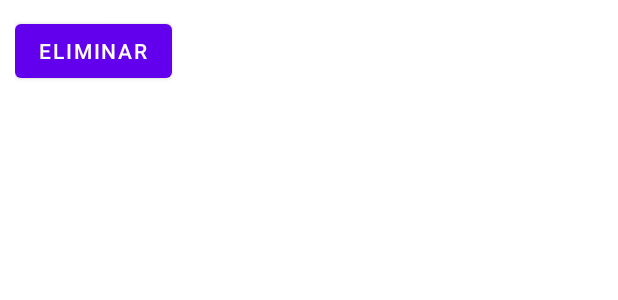
After one commit to Villarley/Desarrollo-23, an Android app: the layout disenoquesereplica.xml on its own in the app's theme, with its tools: preview values and no code run, on a phone screen of 412 x 824 dp. The commit adds this screen. Shown: the top 300 px of the screen. Run offline under Robolectric (Android 15) with nearby library versions, the phone set to English and light mode, and no system bars.

Commit message:
anadido proyecto

```diff
--- a/androidstudio/app/src/main/AndroidManifest.xml
+++ b/androidstudio/app/src/main/AndroidManifest.xml
@@ -25,6 +25,7 @@
                 android:name="android.app.lib_name"
                 android:value="" />
         </activity>
+        <activity android:name="com.example.mifirstapp.segundapantalla" />
     </application>
 
 </manifest>
--- /dev/null
+++ b/androidstudio/app/src/main/res/layout/disenoquesereplica.xml
@@ -0,0 +1,62 @@
+<?xml version="1.0" encoding="utf-8"?>
+<RelativeLayout xmlns:android="http://schemas.android.com/apk/res/android"
+xmlns:tools="http://schemas.android.com/tools"
+    android:orientation="vertical"
+    android:layout_width="match_parent"
+    android:layout_height="wrap_content"
+    android:layout_margin="10dp">
+
+
+
+<TextView
+android:id="@+id/operando1"
+android:layout_width="wrap_content"
+android:layout_height="wrap_content"
+android:textSize="15sp"
+android:layout_alignParentTop="true"
+
+    />
+<TextView
+android:id="@+id/operando2"
+android:layout_width="wrap_content"
+android:layout_height="wrap_content"
+android:textSize="15sp"
+
+android:layout_toRightOf="@+id/operando1"
+
+    />
+
+<TextView
+android:id="@+id/respuesta"
+android:layout_width="wrap_content"
+android:layout_height="wrap_content"
+android:textSize="15sp"
+
+android:layout_toRightOf="@+id/operando2"
+
+    />
+<TextView
+android:id="@+id/operacion"
+android:layout_width="wrap_content"
+android:layout_height="wrap_content"
+android:textSize="15sp"
+
+android:layout_toRightOf="@+id/respuesta"
+
+    />
+
+    <Button
+        android:id="@+id/btnelimina"
+        android:layout_width="wrap_content"
+        android:layout_height="wrap_content"
+        android:layout_alignStart="@+id/operando1"
+        android:layout_alignParentTop="true"
+        android:layout_marginStart="0dp"
+        android:layout_marginTop="0dp"
+        android:layout_toRightOf="@+id/operacion"
+        android:text="Eliminar" />
+
+
+
+
+    </RelativeLayout>
```
Also changed, not shown: androidstudio/app/src/main/java/com/example/miprimer_app/MainActivity.kt (+29 -0 lines), androidstudio/app/src/main/java/com/example/miprimer_app/adaptador.kt (added, +50 -0 lines), androidstudio/app/src/main/java/com/example/miprimer_app/segundapantalla.kt (added, +33 -0 lines), androidstudio/app/src/main/res/layout/activity_main.xml (+10 -0 lines), androidstudio/app/src/main/res/layout/segundapantalla.xml (added, +17 -0 lines).
